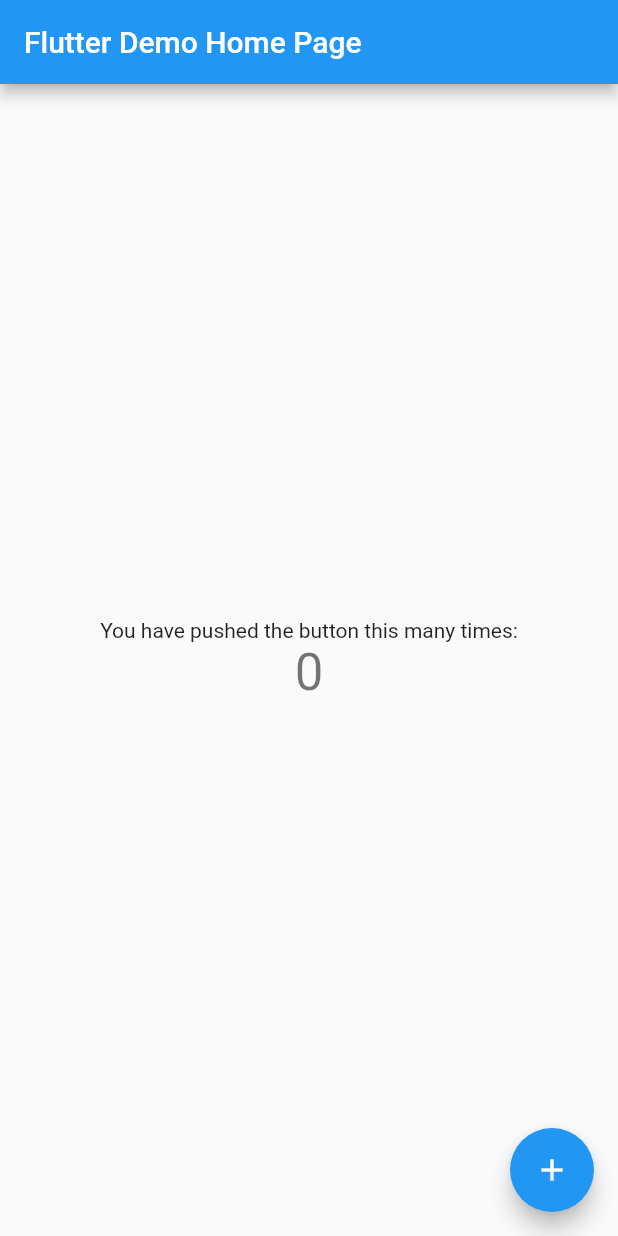
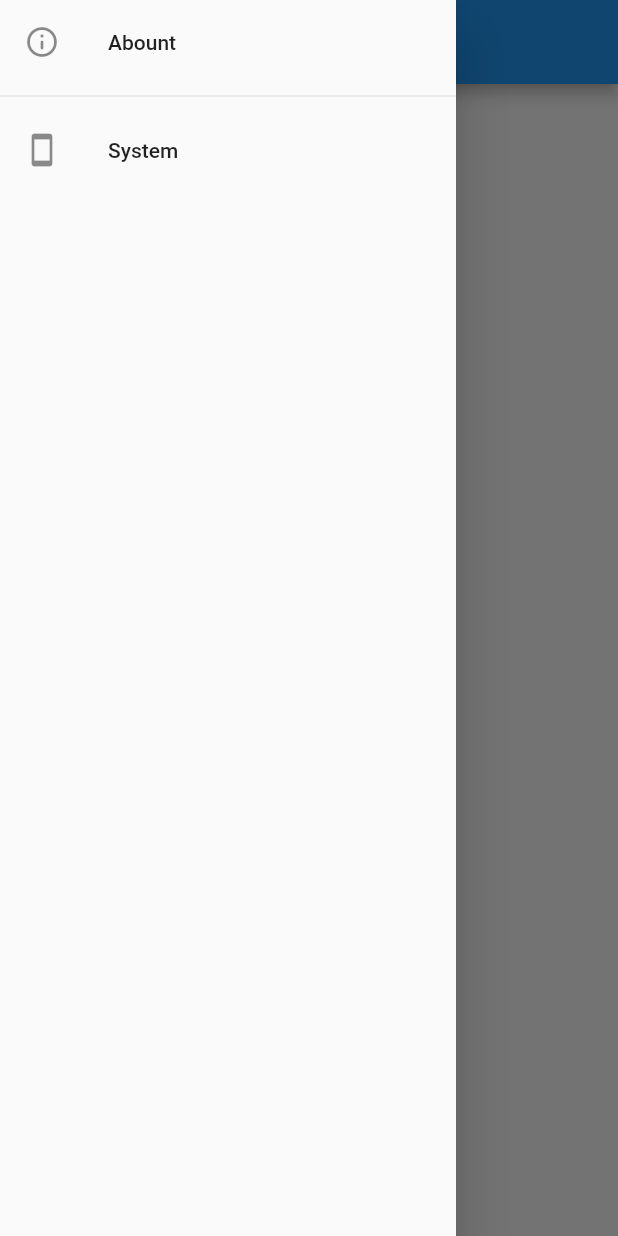
Before and after one commit to intoffset/flutter_examples, a Flutter app: the screen it shows after launch, with the side drawer open (before the commit the screen has no drawer), on a phone screen of 412 x 824 dp. Run offline on Flutter 3.47's test engine with Material 2 defaults, Android fonts, the light colour scheme and no system bars; our stand-ins replace hooks_riverpod, shared_preferences.

Commit message:
Implement theme mode toggle

```diff
--- /dev/null
+++ b/theme_mode/lib/home_screen.dart
@@ -0,0 +1,65 @@
+import 'package:flutter/material.dart';
+import 'package:hooks_riverpod/hooks_riverpod.dart';
+import 'package:theme_mode/theme_mode_provider.dart';
+
+class HomeScreen extends StatelessWidget {
+  const HomeScreen({super.key});
+
+  @override
+  Widget build(BuildContext context) {
+    return Scaffold(
+      appBar: AppBar(
+        title: const Text('Home'),
+        centerTitle: true,
+      ),
+      drawer: const HomeDrawer(),
+    );
+  }
+}
+
+class HomeDrawer extends ConsumerWidget {
+  const HomeDrawer({super.key});
+
+  @override
+  Widget build(BuildContext context, WidgetRef ref) {
+    return Drawer(
+      child: ListView(
+        children: [
+          ListTile(
+            leading: const Icon(Icons.info_outline_rounded),
+            title: const Text('Abount'),
+            onTap: () => showLicensePage(context: context),
+          ),
+          const Divider(),
+          _themeModeToTile(
+            ref.watch(themeModeProvider),
+            () async => await ref.read(themeModeProvider.notifier).toggle(),
+          ),
+        ],
+      ),
+    );
+  }
+
+  ListTile _themeModeToTile(ThemeMode mode, void Function() toggle) {
+    switch (mode) {
+      case ThemeMode.light:
+        return ListTile(
+          leading: const Icon(Icons.light_mode_rounded),
+          title: const Text('Light'),
+          onTap: toggle,
+        );
+      case ThemeMode.dark:
+        return ListTile(
+          leading: const Icon(Icons.dark_mode_rounded),
+          title: const Text('Dark'),
+          onTap: toggle,
+        );
+      case ThemeMode.system:
+        return ListTile(
+          leading: const Icon(Icons.smartphone_rounded),
+          title: const Text('System'),
+          onTap: toggle,
+        );
+    }
+  }
+}
--- a/theme_mode/lib/main.dart
+++ b/theme_mode/lib/main.dart
@@ -1,106 +1,39 @@
 import 'package:flutter/material.dart';
+import 'package:hooks_riverpod/hooks_riverpod.dart';
+import 'package:theme_mode/home_screen.dart';
+import 'package:theme_mode/share_preferences_instance.dart';
+import 'package:theme_mode/theme_mode_provider.dart';
 
-void main() {
-  runApp(const ThemeModeExampleApp());
+Future<void> main() async {
+  WidgetsFlutterBinding.ensureInitialized();
+  await SharedPreferencesInstance.initialize();
+
+  runApp(
+    const ProviderScope(
+      child: ThemeModeExampleApp(),
+    ),
+  );
 }
 
-class ThemeModeExampleApp extends StatelessWidget {
+class ThemeModeExampleApp extends ConsumerWidget {
   const ThemeModeExampleApp({super.key});
 
   // This widget is the root of your application.
   @override
-  Widget build(BuildContext context) {
+  Widget build(BuildContext context, WidgetRef ref) {
     return MaterialApp(
       title: 'Theme Mode Example',
-      theme: ThemeData(
-        primarySwatch: Colors.blue,
-      ),
-      home: const MyHomePage(title: 'Flutter Demo Home Page'),
+      theme: _buildTheme(Brightness.light),
+      darkTheme: _buildTheme(Brightness.dark),
+      themeMode: ref.watch(themeModeProvider),
+      home: const HomeScreen(),
     );
   }
 }
 
-class MyHomePage extends StatefulWidget {
-  const MyHomePage({super.key, required this.title});
-
-  // This widget is the home page of your application. It is stateful, meaning
-  // that it has a State object (defined below) that contains fields that affect
-  // how it looks.
-
-  // This class is the configuration for the state. It holds the values (in this
-  // case the title) provided by the parent (in this case the App widget) and
-  // used by the build method of the State. Fields in a Widget subclass are
-  // always marked "final".
-
-  final String title;
-
-  @override
-  State<MyHomePage> createState() => _MyHomePageState();
+ThemeData _buildTheme(Brightness brightness) {
+  return ThemeData(
+    // useMaterial3: true,
+    brightness: brightness,
+  );
 }
-
-class _MyHomePageState extends State<MyHomePage> {
-  int _counter = 0;
-
-  void _incrementCounter() {
-    setState(() {
-      // This call to setState tells the Flutter framework that something has
-      // changed in this State, which causes it to rerun the build method below
-      // so that the display can reflect the updated values. If we changed
-      // _counter without calling setState(), then the build method would not be
-      // called again, and so nothing would appear to happen.
-      _counter++;
-    });
-  }
-
-  @override
-  Widget build(BuildContext context) {
-    // This method is rerun every time setState is called, for instance as done
-    // by the _incrementCounter method above.
-    //
-    // The Flutter framework has been optimized to make rerunning build methods
-    // fast, so that you can just rebuild anything that needs updating rather
-    // than having to individually change instances of widgets.
-    return Scaffold(
-      appBar: AppBar(
-        // Here we take the value from the MyHomePage object that was created by
-        // the App.build method, and use it to set our appbar title.
-        title: Text(widget.title),
-      ),
-      body: Center(
-        // Center is a layout widget. It takes a single child and positions it
-        // in the middle of the parent.
-        child: Column(
-          // Column is also a layout widget. It takes a list of children and
-          // arranges them vertically. By default, it sizes itself to fit its
-          // children horizontally, and tries to be as tall as its parent.
-          //
-          // Invoke "debug painting" (press "p" in the console, choose the
-          // "Toggle Debug Paint" action from the Flutter Inspector in Android
-          // Studio, or the "Toggle Debug Paint" command in Visual Studio Code)
-          // to see the wireframe for each widget.
-          //
-          // Column has various properties to control how it sizes itself and
-          // how it positions its children. Here we use mainAxisAlignment to
-          // center the children vertically; the main axis here is the vertical
-          // axis because Columns are vertical (the cross axis would be
-          // horizontal).
-          mainAxisAlignment: MainAxisAlignment.center,
-          children: <Widget>[
-            const Text(
-              'You have pushed the button this many times:',
-            ),
-            Text(
-              '$_counter',
-              style: Theme.of(context).textTheme.headlineMedium,
-            ),
-          ],
-        ),
-      ),
-      floatingActionButton: FloatingActionButton(
-        onPressed: _incrementCounter,
-        tooltip: 'Increment',
-        child: const Icon(Icons.add),
-      ), // This trailing comma makes auto-formatting nicer for build methods.
-    );
-  }
-}
```
Also changed, not shown: theme_mode/lib/share_preferences_instance.dart (added, +16 -0 lines), theme_mode/lib/theme_mode_provider.dart (added, +47 -0 lines).
